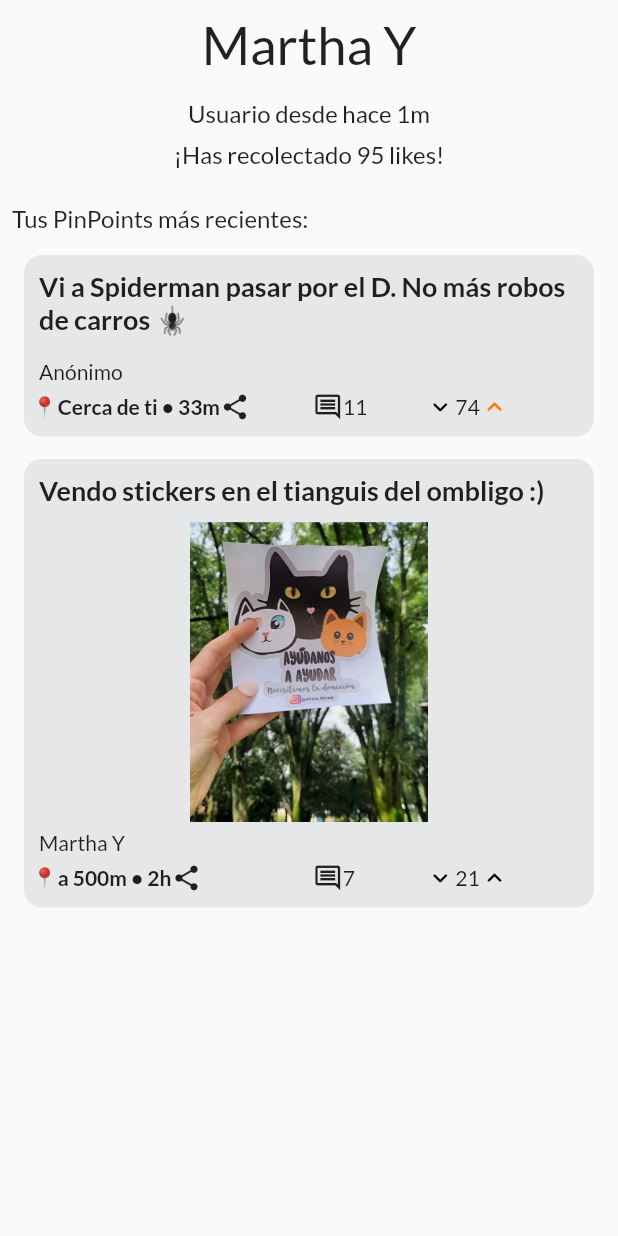
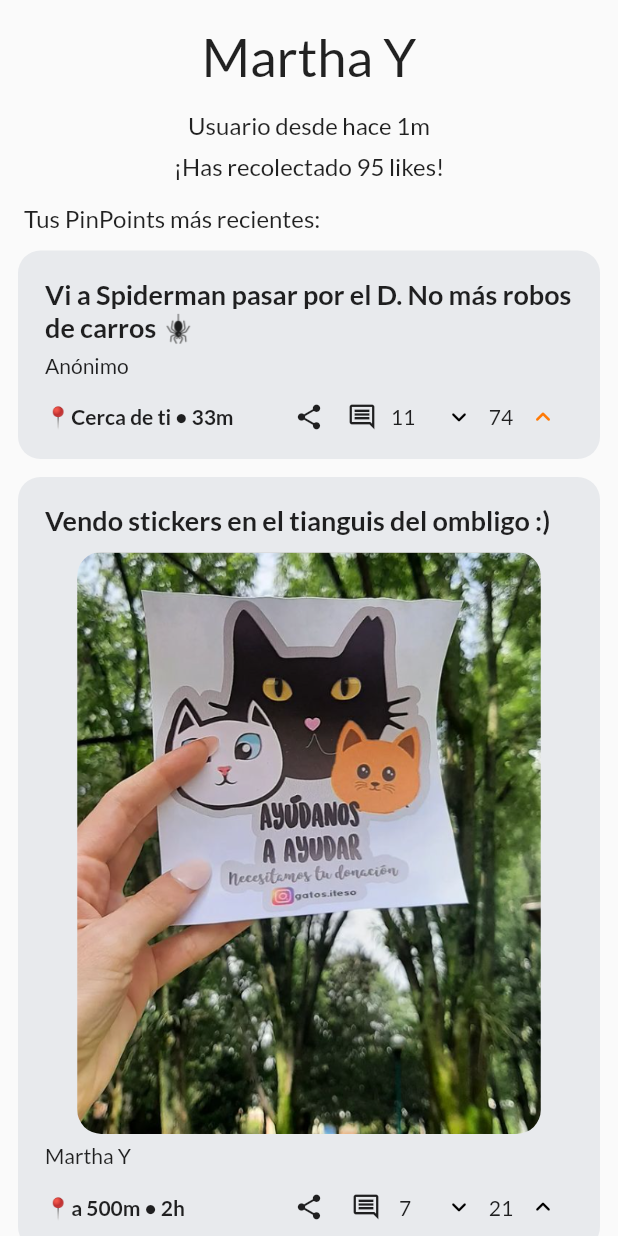
Before and after one commit to MikeGonzaBar/Aplicaciones-Moviles-Proyecto-PinPoint, a Flutter app: the MyPosts widget shown alone on an empty page, opened directly, on a phone screen of 412 x 824 dp. Run offline on Flutter 3.47's test engine with Material 2 defaults, Android fonts, the phone set to English and light mode, and no system bars; our stand-ins replace google_fonts.

Commit message:
Feed page. Edited post item paddings

```diff
--- a/lib/items/post_item.dart
+++ b/lib/items/post_item.dart
@@ -7,63 +7,68 @@ class PostItem extends StatelessWidget {
   @override
   Widget build(BuildContext context) {
     return Padding(
-      padding: const EdgeInsets.only(top: 15.0, left: 8.0, right: 8.0),
+      // TODO: CHECK PADDING HERE
+      padding: const EdgeInsets.only(top: 12.0, left: 12.0, right: 12.0),
       child: Container(
         decoration: BoxDecoration(
-          color: Color.fromARGB(255, 229, 231, 233),
-          borderRadius: BorderRadius.circular(12),
+          color: Color(0xffe8eaed),
+          borderRadius: BorderRadius.circular(15),
         ),
+        padding: EdgeInsets.all(18),
         child: Column(
-          crossAxisAlignment: CrossAxisAlignment.stretch,
+          crossAxisAlignment: CrossAxisAlignment.start,
           children: [
-            Padding(
-              padding: const EdgeInsets.all(10.0),
-              child: Text(
-                postObject["text"],
-                style: TextStyle(fontWeight: FontWeight.bold, fontSize: 18),
-              ),
+            // MAIN TEXT
+            Text(
+              postObject["text"],
+              style: const TextStyle(fontWeight: FontWeight.bold, fontSize: 18),
             ),
+            // IMAGE
             if (postObject["image"] != "")
-              Container(
-                height: 200,
-                decoration: BoxDecoration(
-                  image: DecorationImage(
-                    image: AssetImage(postObject["image"]),
-                    fit: BoxFit.fitHeight,
+              Padding(
+                padding: const EdgeInsets.only(top: 10),
+                child: Center(
+                  child: ClipRRect(
+                    borderRadius: BorderRadius.circular(16),
+                    child: Image(
+                      width: MediaQuery.of(context).size.width * 0.75,
+                      image: AssetImage(postObject["image"]),
+                    ),
                   ),
                 ),
               ),
+            // AUTHOR
             Padding(
-              padding: const EdgeInsets.only(left: 10.0, top: 5),
+              padding: const EdgeInsets.only(top: 6),
               child: Text(
-                "${postObject["anonymous"] ? "Anónimo" : "Martha Y"}",
-                style: TextStyle(fontWeight: FontWeight.w500),
+                "${postObject["anonymous"] ? "Anónimo" : postObject["author"]}",
+                style: const TextStyle(fontWeight: FontWeight.w500),
                 textAlign: TextAlign.start,
               ),
             ),
+            // POST INFO AND BUTTONS
             Padding(
-              padding: const EdgeInsets.only(left: 5.0, top: 5, bottom: 10),
+              padding: const EdgeInsets.only(top: 16),
               child: Row(
-                mainAxisAlignment: MainAxisAlignment.spaceAround,
                 children: [
                   Expanded(
                     flex: 5,
-                    child: Row(
-                      children: [
-                        Text(
-                          "📍${postObject["closeness"]} • ${postObject["timestamp"]}",
-                          style: TextStyle(fontWeight: FontWeight.w600),
-                        ),
-                        Icon(
-                          Icons.share,
-                          size: 20,
-                        ),
-                      ],
+                    child: Text(
+                      "📍${postObject["closeness"]} • ${postObject["timestamp"]}",
+                      style: TextStyle(fontWeight: FontWeight.w600),
+                    ),
+                  ),
+                  Expanded(
+                    flex: 1,
+                    child: Icon(
+                      Icons.share,
+                      size: 20,
                     ),
                   ),
                   Expanded(
                     flex: 2,
                     child: Row(
+                      mainAxisAlignment: MainAxisAlignment.spaceEvenly,
                       children: [
                         Icon(
                           Icons.comment_outlined,
@@ -76,6 +81,7 @@ class PostItem extends StatelessWidget {
                   Expanded(
                     flex: 3,
                     child: Row(
+                      mainAxisAlignment: MainAxisAlignment.spaceEvenly,
                       children: [
                         Icon(
                           (Icons.keyboard_arrow_down_rounded),
--- a/lib/pages/my_posts.dart
+++ b/lib/pages/my_posts.dart
@@ -6,18 +6,22 @@ class MyPosts extends StatelessWidget {
   const MyPosts({super.key});
   @override
   Widget build(BuildContext context) {
-    return Padding(
-      padding: EdgeInsets.fromLTRB(8, 8, 8, 0),
+    // padding: EdgeInsets.fromLTRB(8, 8, 8, 0),
+    return SingleChildScrollView(
+      child: Column(
+        mainAxisSize: MainAxisSize.min,
+        children: [
+          Padding(
+            padding: const EdgeInsets.fromLTRB(16, 16, 16, 0),
             child: Column(
               crossAxisAlignment: CrossAxisAlignment.stretch,
-        mainAxisSize: MainAxisSize.min,
-        children: [
-          const Text(
+              children: const [
+                Text(
                   "Martha Y",
                   style: TextStyle(fontSize: 35),
                   textAlign: TextAlign.center,
                 ),
-          const Padding(
+                Padding(
                   padding: EdgeInsets.only(top: 16.0),
                   child: Text(
                     "Usuario desde hace 1m",
@@ -25,8 +29,8 @@ class MyPosts extends StatelessWidget {
                     textAlign: TextAlign.center,
                   ),
                 ),
-          const Padding(
-            padding: EdgeInsets.all(8.0),
+                Padding(
+                  padding: EdgeInsets.only(top: 8),
                   child: Text(
                     "¡Has recolectado 95 likes!",
                     style: TextStyle(fontSize: 16),
@@ -43,15 +47,18 @@ class MyPosts extends StatelessWidget {
                     textAlign: TextAlign.left,
                   ),
                 ),
-          Expanded(
-            child: ListView.builder(
+              ],
+            ),
+          ),
+          ListView.builder(
+            shrinkWrap: true,
+            physics: NeverScrollableScrollPhysics(),
             itemCount: temp_data.myPostsList.length,
             itemBuilder: (BuildContext context, int index) {
               return PostItem(
                 postObject: temp_data.myPostsList[index],
               );
             },
-            ),
           )
         ],
       ),
```
Also changed, not shown: lib/pages/feed.dart (added, +20 -0 lines), lib/pages/main_page.dart (+7 -5 lines), lib/temp_data.dart (+48 -0 lines). Lines whose indentation alone changed are shown as unchanged.
